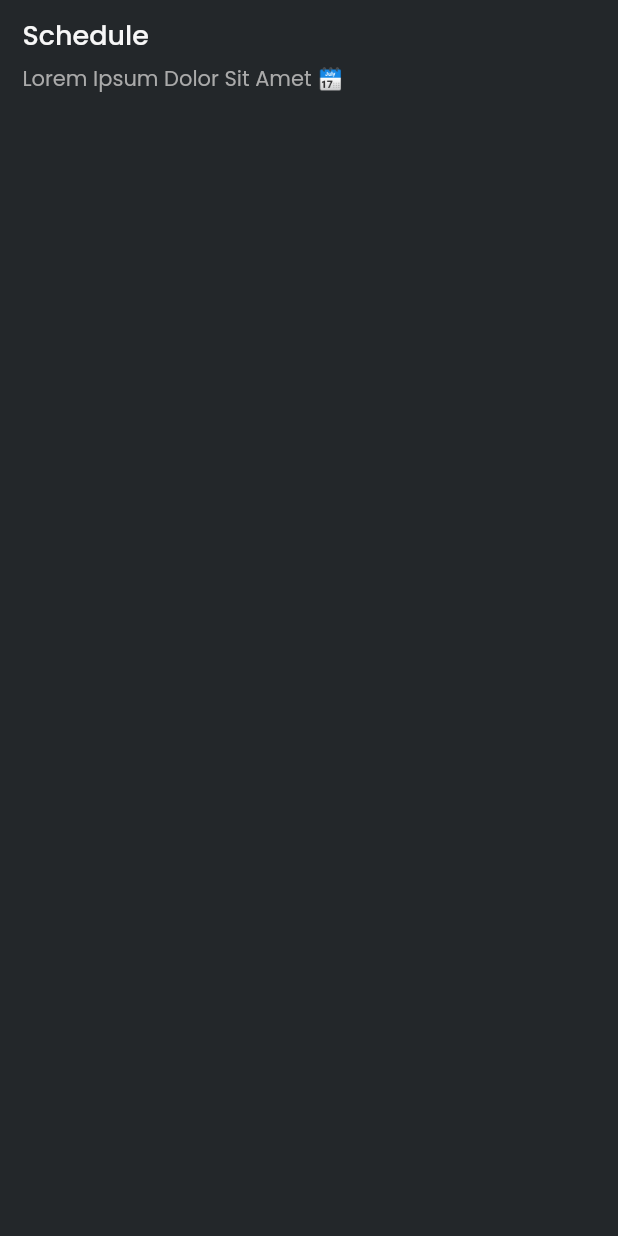
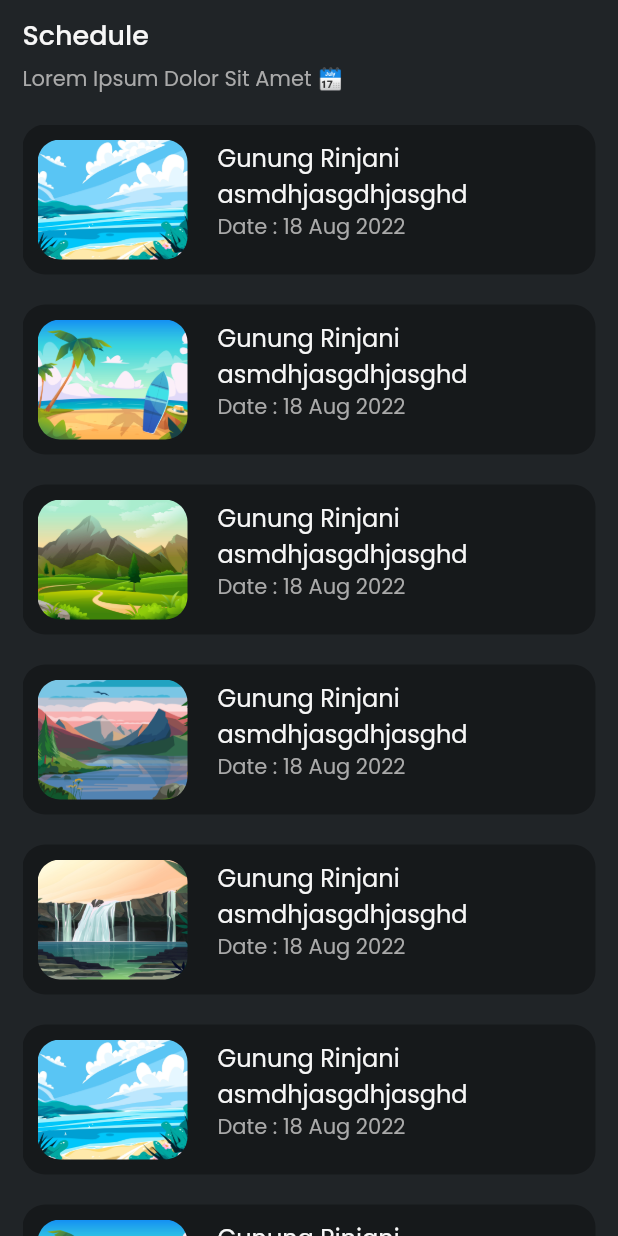
Before and after one commit to bagussubagja/travel-kuy-app, a Flutter app: the SchedulePage screen opened directly, on a phone screen of 412 x 824 dp. Run offline on Flutter 3.47's test engine with Material 2 defaults, Android fonts, the light colour scheme and no system bars; our stand-ins replace flutter_onboarding_slider, flutter_rating_bar, lottie, readmore, salomon_bottom_bar; missing offline and left inert: floating_navbar, indonesia, switch_tab.

Commit message:
Add shedule page for user

```diff
--- a/lib/main.dart
+++ b/lib/main.dart
@@ -11,9 +11,10 @@ class MyApp extends StatelessWidget {
   Widget build(BuildContext context) {
     return MaterialApp(
       title: 'Travel Kuy App',
-      theme: ThemeData(primarySwatch: Colors.blue, fontFamily: 'Poppins'),
+      theme: ThemeData(primarySwatch: Colors.green, fontFamily: 'Poppins'),
       initialRoute: AppRoutes.bodyScreen,
       routes: AppRoutes.routes,
+
     );
   }
 }
--- a/lib/routes/routes.dart
+++ b/lib/routes/routes.dart
@@ -15,7 +15,7 @@ class AppRoutes {
     onboardingScreen: (context) => const OnboardingScreen(),
     loginScreen: (context) => const LoginScreen(),
     registerScreen: (context) => RegisterScreen(),
-    bodyScreen: (context) => const BodyScreen(),
+    bodyScreen: (context) =>  BodyScreen(),
     detailScreen: (context) => const DetailScreen()
   };
 }
--- a/lib/screens/details/overview_page.dart
+++ b/lib/screens/details/overview_page.dart
@@ -11,7 +11,7 @@ class OverviewPage extends StatelessWidget {
   @override
   Widget build(BuildContext context) {
     return Padding(
-      padding: defaultPadding,
+      padding: detailPagePadding,
       child: Column(
         crossAxisAlignment: CrossAxisAlignment.start,
         children: [
--- a/lib/screens/details/review_page.dart
+++ b/lib/screens/details/review_page.dart
@@ -23,12 +23,12 @@ class ReviewPage extends StatelessWidget {
   @override
   Widget build(BuildContext context) {
     return Padding(
-      padding: defaultPadding,
+      padding: detailPagePadding,
       child: Column(crossAxisAlignment: CrossAxisAlignment.start, children: [
         Text('Review', style: titleText),
         MarginHeight(height: 10),
         SizedBox(
-          height: 200,
+          height: MediaQuery.of(context).size.height / 2.5,
           child: Scrollbar(
             controller: _scrollController,
             thumbVisibility: true,
--- a/lib/screens/home/favorite/fav_list.dart
+++ b/lib/screens/home/favorite/fav_list.dart
@@ -71,13 +71,13 @@ class _FavListState extends State<FavList> {
                   Align(
                     alignment: Alignment.topRight,
                     child: Container(
-                      height: 40,
-                      width: 40,
+                      height: 38,
+                      width: 38,
                       margin: const EdgeInsets.symmetric(
                           vertical: 5, horizontal: 5),
                       decoration: BoxDecoration(
                           borderRadius: BorderRadius.circular(10),
-                          color: blackBackgroundColor.withOpacity(0.3)),
+                          color: isFavorite ? blackBackgroundColor.withOpacity(0.3) : Colors.pink.withOpacity(0.3)),
                       child: GestureDetector(
                         onTap: () {},
                         child: IconButton(
--- a/lib/screens/home/favorite/favorites_page.dart
+++ b/lib/screens/home/favorite/favorites_page.dart
@@ -1,6 +1,5 @@
 import 'package:flutter/material.dart';
 import 'package:travel_kuy_app/screens/home/favorite/fav_list.dart';
-import 'package:travel_kuy_app/screens/home/favorite/fav_not_found.dart';
 import 'package:travel_kuy_app/shared/theme.dart';
 import 'package:travel_kuy_app/widgets/margin_widget_height.dart';
 import 'package:travel_kuy_app/widgets/my_textfield.dart';
--- /dev/null
+++ b/lib/screens/home/schedule/schedule_list.dart
@@ -0,0 +1,68 @@
+import 'package:flutter/material.dart';
+import 'package:travel_kuy_app/shared/theme.dart';
+import 'package:travel_kuy_app/widgets/margin_widget_height.dart';
+import 'package:intl/intl.dart';
+
+class ScheduleList extends StatelessWidget {
+  ScheduleList({Key? key}) : super(key: key);
+
+  List<String> imgUrl = [
+    'assets/images/beach.jpg',
+    'assets/images/island.jpg',
+    'assets/images/mountain.jpg',
+    'assets/images/lake.png',
+    'assets/images/waterfall.jpg',
+    'assets/images/beach.jpg',
+    'assets/images/island.jpg',
+    'assets/images/mountain.jpg',
+    'assets/images/lake.png',
+    'assets/images/waterfall.jpg',
+  ];
+
+  String _date = DateFormat('dd MMM yyyy').format(DateTime.now());
+
+  @override
+  Widget build(BuildContext context) {
+    return SizedBox(
+      height: MediaQuery.of(context).size.height,
+      child: ListView.separated(
+        separatorBuilder: (context, index) => MarginHeight(height: 20),
+        itemCount: 10,
+        physics: const NeverScrollableScrollPhysics(),
+        itemBuilder: (context, index) => Container(
+          height: 100,
+          width: MediaQuery.of(context).size.width,
+          decoration: BoxDecoration(
+              color: Colors.black.withOpacity(0.3),
+              borderRadius: BorderRadius.circular(15)),
+          child: Row(
+            crossAxisAlignment: CrossAxisAlignment.start,
+            children: [
+              Container(
+                width: 100,
+                height: 100,
+                margin: const EdgeInsets.symmetric(horizontal: 10, vertical: 10),
+                decoration: BoxDecoration(
+                  borderRadius: BorderRadius.circular(15),
+                  image: DecorationImage(
+                      image: AssetImage(imgUrl[index]), fit: BoxFit.cover),
+                ),
+              ),
+              Container(
+                width: 200,
+                padding: const EdgeInsets.all(10),
+                child: Column(
+                  crossAxisAlignment: CrossAxisAlignment.start,
+                  children: [
+                    Text('Gunung Rinjani asmdhjasgdhjasghd', style: regularText,),
+                    Text('Date : ${_date}', style: subTitleText,)
+                  ],
+                ),
+              )
+            ],
+          ),
+        ),
+      ),
+    );
+  }
+}
--- a/lib/screens/home/schedule_page.dart
+++ b/lib/screens/home/schedule/schedule_page.dart
@@ -1,7 +1,9 @@
 import 'package:flutter/material.dart';
+import 'package:travel_kuy_app/screens/home/schedule/schedule_list.dart';
 import 'package:travel_kuy_app/shared/theme.dart';
+import 'package:travel_kuy_app/widgets/content_not_found.dart';
 
-import '../../widgets/margin_widget_height.dart';
+import '../../../widgets/margin_widget_height.dart';
 
 class SchedulePage extends StatefulWidget {
   SchedulePage({Key? key}) : super(key: key);
@@ -27,7 +29,9 @@ class _SchedulePageState extends State<SchedulePage> {
                 style: titleText,
               ),
              MarginHeight(height: 5),
-              Text("Lorem Ipsum Dolor Sit Amet 🗓️", style: subTitleText,)
+              Text("Lorem Ipsum Dolor Sit Amet 🗓️", style: subTitleText,),
+              MarginHeight(height: 20),
+              ScheduleList()
             ],
           ),
         ),
--- a/lib/shared/theme.dart
+++ b/lib/shared/theme.dart
@@ -1,6 +1,6 @@
 import 'package:flutter/material.dart';
 
-Color blackBackgroundColor = const Color(0xff23272A);
+Color blackBackgroundColor = const Color(0xff202427);
 Color greenDarkerColor = const Color(0xff31A55E);
 Color greenLightColor = const Color(0xff54D085);
 Color whiteColor = const Color(0xffF7F7F7);
@@ -13,5 +13,5 @@ TextStyle subTitleText =
 TextStyle regularText =
     TextStyle(fontSize: 16, fontWeight: FontWeight.w400, color: whiteColor);
 
-EdgeInsets defaultPadding = const EdgeInsets.fromLTRB(15, 10, 15, 100);
-EdgeInsets detailPagePadding = const EdgeInsets.fromLTRB(10, 15, 10, 50);
+EdgeInsets defaultPadding = const EdgeInsets.fromLTRB(15, 10, 15, 20);
+EdgeInsets detailPagePadding = const EdgeInsets.fromLTRB(10, 15, 10, 100);
--- a/lib/widgets/category_card.dart
+++ b/lib/widgets/category_card.dart
@@ -5,7 +5,7 @@ import 'package:travel_kuy_app/screens/authentication/login_screen.dart';
 import 'package:travel_kuy_app/screens/authentication/register_screen.dart';
 import 'package:travel_kuy_app/screens/home/favorite/favorites_page.dart';
 import 'package:travel_kuy_app/screens/home/home_page.dart';
-import 'package:travel_kuy_app/screens/home/schedule_page.dart';
+import 'package:travel_kuy_app/screens/home/schedule/schedule_page.dart';
 import 'package:travel_kuy_app/screens/home/setting_page.dart';
 import 'package:travel_kuy_app/shared/theme.dart';
 import 'package:travel_kuy_app/widgets/margin_widget_width.dart';
--- a/pubspec.yaml
+++ b/pubspec.yaml
@@ -42,6 +42,7 @@ dependencies:
   switch_tab: ^0.1.3
   flutter_svg: ^1.1.3
   intl: ^0.17.0
+  salomon_bottom_bar: ^3.3.1
 
 dev_dependencies:
   flutter_test:
```
Also changed, not shown: lib/screens/details/detail_screen.dart (+43 -12 lines), lib/screens/home/body_screen.dart (+38 -27 lines), lib/screens/home/favorite/fav_not_found.dart (deleted, +0 -28 lines), lib/screens/home/setting_page.dart (+14 -1 lines), lib/widgets/content_not_found.dart (added, +26 -0 lines), assets/images/not_found.png (added), pubspec.lock.
